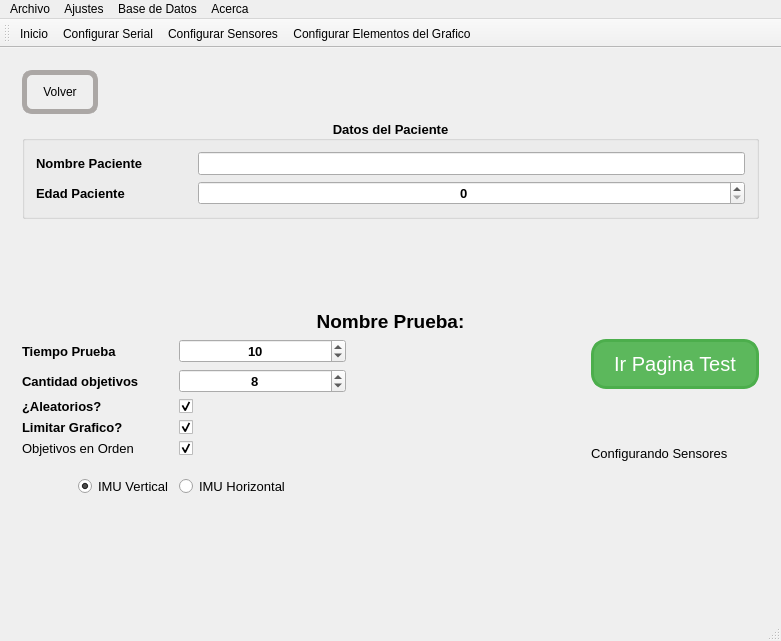
Old version of the form mainwindow.ui in the repository hectorda/Bio-Feedback.
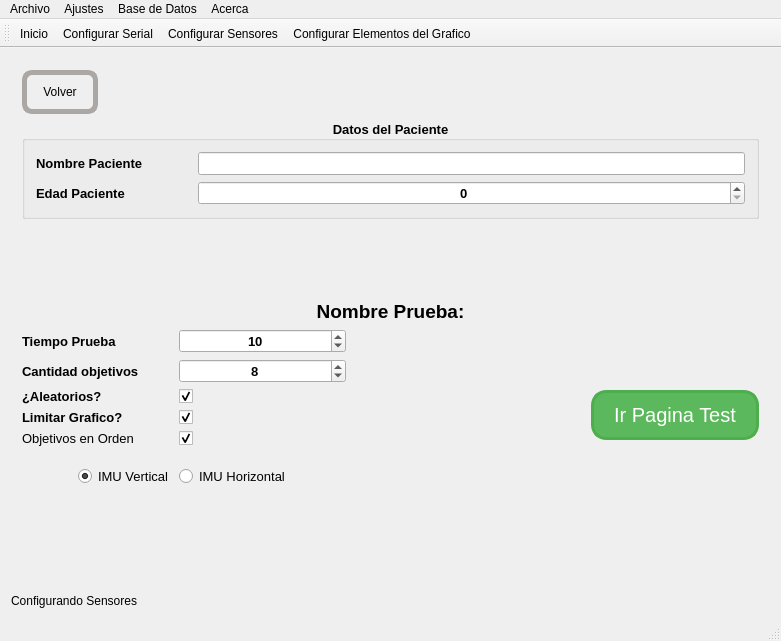
New version of the form. The open tabs and pages were chosen to show the change. Icons and pictures are not drawn. Custom widgets are drawn as their Qt base class.

Commit message: AjustesSensores Sensualizados

What changed in the file:
```diff
--- a/mainwindow.ui
+++ b/mainwindow.ui
@@ -616,27 +616,6 @@
               </property>
              </widget>
             </item>
-            <item>
-             <layout class="QHBoxLayout" name="horizontalLayoutConfigurandoSensores">
-              <item>
-               <widget class="QLabel" name="labelConfigurandoSensores">
-                <property name="text">
-                 <string>Configurando Sensores</string>
-                </property>
-               </widget>
-              </item>
-              <item>
-               <widget class="QLabel" name="labelQMovie">
-                <property name="text">
-                 <string/>
-                </property>
-                <property name="alignment">
-                 <set>Qt::AlignCenter</set>
-                </property>
-               </widget>
-              </item>
-             </layout>
-            </item>
            </layout>
           </item>
          </layout>
@@ -1250,6 +1229,27 @@
       </widget>
      </widget>
     </item>
+    <item>
+     <layout class="QHBoxLayout" name="horizontalLayoutConfigurandoSensores">
+      <item>
+       <widget class="QLabel" name="labelConfigurandoSensores">
+        <property name="text">
+         <string>Configurando Sensores</string>
+        </property>
+       </widget>
+      </item>
+      <item>
+       <widget class="QLabel" name="labelQMovie">
+        <property name="text">
+         <string/>
+        </property>
+        <property name="alignment">
+         <set>Qt::AlignCenter</set>
+        </property>
+       </widget>
+      </item>
+     </layout>
+    </item>
    </layout>
   </widget>
   <widget class="QMenuBar" name="menuBar">
```
Left out of the diff: 2 changed lines with no effect on the pictures. The commit also changes 5 other files.
